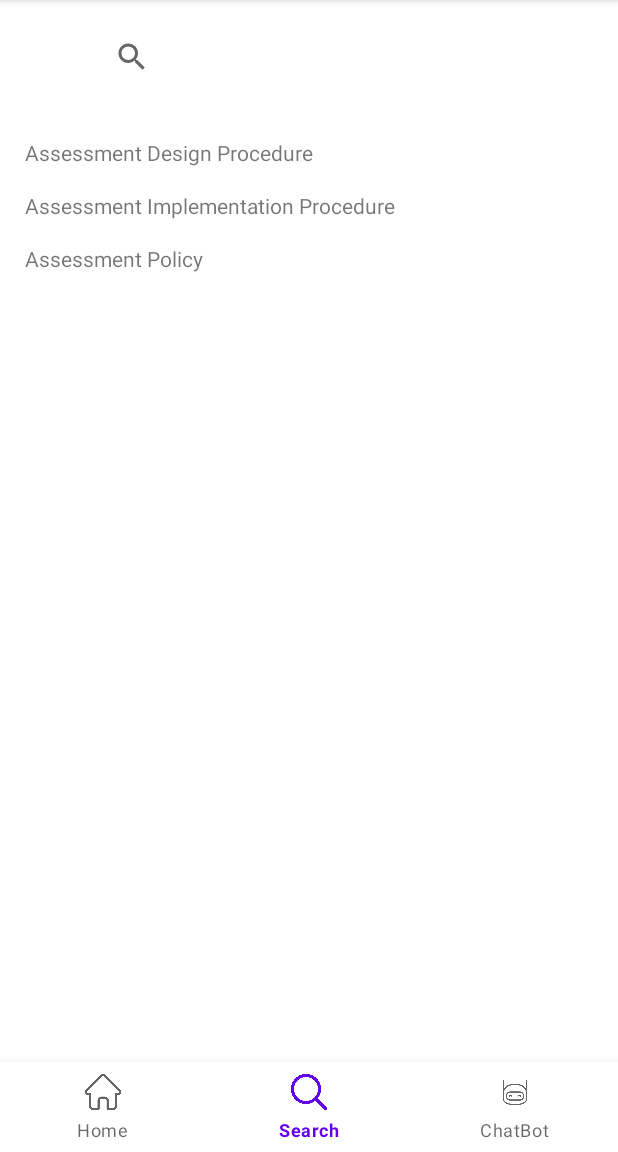
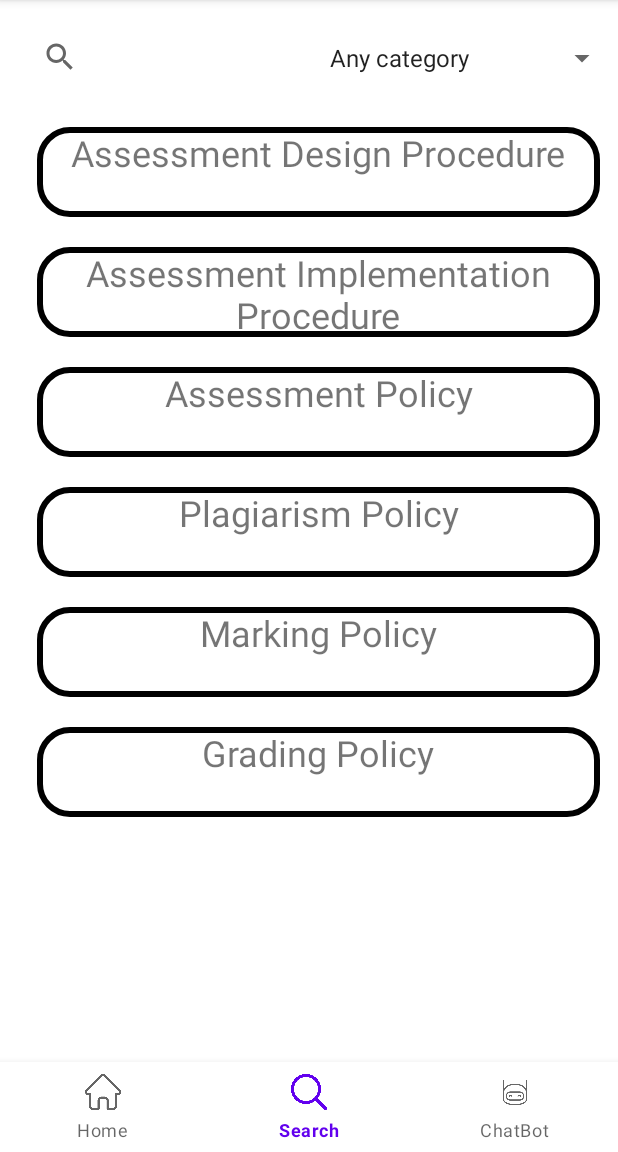
Before and after one commit to khanhlinh0907/unsw-policies-chatgpt, an Android app: the SearchActivity screen opened directly, with no data from a screen before it, on a phone screen of 412 x 824 dp, the part 84-1236 px from its top. Run offline under Robolectric (Android 15) with nearby library versions, the phone set to English and light mode, and no system bars.

Commit message:
Update 10/03/22 - Shane

```diff
--- a/app/src/main/java/com/example/unswpolicieschatgpt/PolicyAdapter.java
+++ b/app/src/main/java/com/example/unswpolicieschatgpt/PolicyAdapter.java
@@ -11,18 +11,30 @@ import androidx.annotation.NonNull;
 import androidx.recyclerview.widget.RecyclerView;
 
 import java.util.ArrayList;
+import java.util.Arrays;
 import java.util.List;
 
 public class PolicyAdapter extends RecyclerView.Adapter<PolicyAdapter.MyViewHolder> implements Filterable {
 
     private List<Policy> mPolicies, mPoliciesFiltered;
     private PolicyRecyclerViewInterface mInterface;
+    private String mSelectedCategory = "";
+    private List<String> mCategories;
 
     public PolicyAdapter(List<Policy> policies, PolicyRecyclerViewInterface policyInterface) {
         mPolicies = policies;
         mPoliciesFiltered = policies;
         mInterface = policyInterface;
+
+        mSelectedCategory = "All";
+        mCategories = Arrays.asList("All", "Category 1", "Category 2", "Category 3");
+
     }
+
+//    public void setSelectedCategory(String category) {
+//        mSelectedCategory = category;
+//        getFilter().filter("");
+//    }
 
     @NonNull
     @Override
@@ -35,6 +47,7 @@ public class PolicyAdapter extends RecyclerView.Adapter<PolicyAdapter.MyViewHold
     public void onBindViewHolder(@NonNull PolicyAdapter.MyViewHolder holder, int position) {
         Policy policy = mPoliciesFiltered.get(position);
         holder.mName.setText(policy.getName());
+        //holder.mCategory.setText(policy.getCategory());
 
     }
 
@@ -54,7 +67,9 @@ public class PolicyAdapter extends RecyclerView.Adapter<PolicyAdapter.MyViewHold
                 } else {
                     ArrayList<Policy> filteredList = new ArrayList<>();
                     for(Policy policy : mPolicies) {
-                        if(policy.getName().contains(query)) {
+                        if (policy.getName().contains(query) &&
+                                (mSelectedCategory.isEmpty() ||
+                                        policy.getCategory().equals(mSelectedCategory))) {
                             filteredList.add(policy);
                         }
                     }
--- a/app/src/main/java/com/example/unswpolicieschatgpt/SearchActivity.java
+++ b/app/src/main/java/com/example/unswpolicieschatgpt/SearchActivity.java
@@ -6,7 +6,11 @@ import android.util.Log;
 import android.view.Menu;
 import android.view.MenuInflater;
 import android.view.MenuItem;
+import android.view.View;
+import android.widget.AdapterView;
+import android.widget.ArrayAdapter;
 import android.widget.SearchView;
+import android.widget.Spinner;
 import android.widget.Toast;
 
 import androidx.appcompat.app.AppCompatActivity;
@@ -27,6 +31,10 @@ public class SearchActivity extends AppCompatActivity implements PolicyRecyclerV
     private List<Policy> policyList = new ArrayList<>();
     private PolicyAdapter adapter;
 
+    private Spinner mSpinner;
+
+    private List <String> mCategories;
+
     @Override
     protected void onCreate(Bundle savedInstanceState) {
         super.onCreate(savedInstanceState);
@@ -37,11 +45,30 @@ public class SearchActivity extends AppCompatActivity implements PolicyRecyclerV
         RecyclerView.LayoutManager layoutManager = new LinearLayoutManager(getApplicationContext());
         mRecyclerView.setLayoutManager(layoutManager);
 
-        getData();
+        getPolicyData();
         adapter = new PolicyAdapter(policyList, (PolicyRecyclerViewInterface) this);
         mRecyclerView.setAdapter(adapter);
 
-        //Bottom Navigation View
+        // Category Filter and Spinner
+//        mCategories = getCategories();
+//        mSpinner = findViewById(R.id.spinner);
+//        ArrayAdapter<String> adapter = new ArrayAdapter<>(this,
+//                android.R.layout.simple_spinner_dropdown_item, mCategories);
+//        mSpinner.setAdapter(adapter);
+//        mSpinner.setOnItemSelectedListener(new AdapterView.OnItemSelectedListener() {
+//            @Override
+//            public void onItemSelected(AdapterView<?> adapterView, View view, int i, long l) {
+//                String category = mCategories.get(i);
+//                adapter.setSelectedCategory(category);
+//            }
+//
+//            @Override
+//            public void onNothingSelected(AdapterView<?> adapterView) {
+//                adapter.setSelectedCategory("");
+//            }
+//        });
+
+            //Bottom Navigation View
         bottomNav = findViewById(R.id.bottomNavigationView);
 
         /**
@@ -72,10 +99,13 @@ public class SearchActivity extends AppCompatActivity implements PolicyRecyclerV
 
     }
 
-    private void getData(){
-            policyList.add(new Policy("Assessment Design Procedure", "Assessment"));
+    private void getPolicyData(){
+        policyList.add(new Policy("Assessment Design Procedure", "Assessment"));
         policyList.add(new Policy("Assessment Implementation Procedure", "Assessment"));
         policyList.add(new Policy("Assessment Policy", "Assessment"));
+        policyList.add(new Policy("Plagiarism Policy", "Assessment"));
+        policyList.add(new Policy("Marking Policy", "Assessment"));
+        policyList.add(new Policy("Grading Policy", "Assessment"));
     }
 
     @Override
--- /dev/null
+++ b/app/src/main/res/drawable/policy_rv_list_item_style.xml
@@ -0,0 +1,16 @@
+<?xml version="1.0" encoding="utf-8"?>
+<shape xmlns:android="http://schemas.android.com/apk/res/android">
+
+    <solid android:color="#ffffffff"/>
+
+    <stroke android:width="4dp"
+        android:color="#ff000000" />
+
+    <padding android:left="1dp"
+        android:top="1dp"
+        android:right="1dp"
+        android:bottom="1dp" />
+
+    <corners android:radius="20dp" />
+
+</shape>
--- a/app/src/main/res/layout/activity_search.xml
+++ b/app/src/main/res/layout/activity_search.xml
@@ -28,11 +28,21 @@
     </com.google.android.material.bottomnavigation.BottomNavigationView>
 
     <SearchView
+        android:id="@+id/searchView"
         android:layout_width="235dp"
         android:layout_height="44dp"
-        android:layout_marginStart="64dp"
+        android:layout_marginStart="16dp"
         android:layout_marginTop="16dp"
         app:layout_constraintStart_toStartOf="parent"
         app:layout_constraintTop_toTopOf="parent" />
 
+    <Spinner
+        android:id="@+id/spinner"
+        android:layout_width="200dp"
+        android:layout_height="80dp"
+        android:entries="@array/policy_categories"
+        app:layout_constraintBottom_toBottomOf="@+id/searchView"
+        app:layout_constraintEnd_toEndOf="parent"
+        app:layout_constraintTop_toTopOf="@+id/searchView" />
+
 </androidx.constraintlayout.widget.ConstraintLayout>
--- a/app/src/main/res/layout/list_item.xml
+++ b/app/src/main/res/layout/list_item.xml
@@ -3,15 +3,24 @@
     xmlns:app="http://schemas.android.com/apk/res-auto"
     xmlns:tools="http://schemas.android.com/tools"
     android:layout_width="match_parent"
-    android:layout_height="wrap_content">
+    android:layout_height="80dp">
 
     <TextView
         android:id="@+id/tvName"
-        android:layout_width="wrap_content"
-        android:layout_height="wrap_content"
+        android:layout_width="375dp"
+        android:layout_height="60dp"
+        android:layout_marginBottom="8dp"
         android:layout_marginStart="16dp"
-        android:layout_marginTop="16dp"
+
         android:text="Policy Name"
+        android:textSize="24dp"
+        android:textAlignment="center"
+        android:layout_centerHorizontal="true"
+        android:layout_centerVertical="true"
+        android:background="@drawable/policy_rv_list_item_style"
+        app:layout_constraintBottom_toBottomOf="parent"
+        app:layout_constraintEnd_toEndOf="parent"
         app:layout_constraintStart_toStartOf="parent"
-        app:layout_constraintTop_toTopOf="parent" />
+        app:layout_constraintTop_toTopOf="parent"
+        app:layout_constraintVertical_bias="0.7" />
 </androidx.constraintlayout.widget.ConstraintLayout>
--- a/app/src/main/res/layout/spinner.xml
+++ /dev/null
@@ -1,5 +0,0 @@
-<Spinner android:id="@+id/spinner"
-    android:layout_width= "150dp"
-    android:layout_height= "40dp"
-    android:entries="@array/policy_categories"
-    xmlns:android="http://schemas.android.com/apk/res/android" />
--- a/app/src/main/res/values/strings.xml
+++ b/app/src/main/res/values/strings.xml
@@ -15,11 +15,16 @@
     <string name="sort_2">Sort by Category</string>
 
     <string-array name="policy_categories">
-        <item>Category 1</item>
-        <item>Category 2</item>
-        <item>Category 3</item>
-        <item>Category 4</item>
-        <item>Category 5</item>
+        <item>Any category</item>
+        <item>Employment</item>
+        <item>Engagement</item>
+        <item>Facilities and IT</item>
+        <item>Finance and Procurement</item>
+        <item>Governance and Management</item>
+        <item>Health and Safety</item>
+        <item>Research and Training</item>
+        <item>Student management and support</item>
+        <item>Teaching and Learning</item>
     </string-array>
 
 </resources>
```
Also changed, not shown: app/src/main/res/layout/activity_chatbot.xml (+60 -2 lines).
